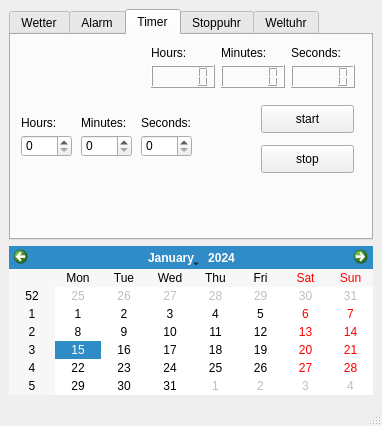
Old version of the form Software/mainwindow.ui in the repository yosuasentosa/weather-calender-app.
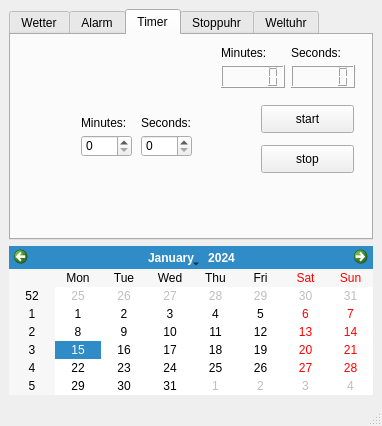
New version of the form.

Commit message: button weg

The edit to the form file:
```diff
--- a/Software/mainwindow.ui
+++ b/Software/mainwindow.ui
@@ -200,29 +200,6 @@
        <attribute name="title">
         <string>Timer</string>
        </attribute>
-       <widget class="QLabel" name="label_8">
-        <property name="geometry">
-         <rect>
-          <x>10</x>
-          <y>80</y>
-          <width>55</width>
-          <height>16</height>
-         </rect>
-        </property>
-        <property name="text">
-         <string>Hours:</string>
-        </property>
-       </widget>
-       <widget class="QSpinBox" name="spinBox_5">
-        <property name="geometry">
-         <rect>
-          <x>10</x>
-          <y>100</y>
-          <width>51</width>
-          <height>22</height>
-         </rect>
-        </property>
-       </widget>
        <widget class="QLabel" name="label_10">
         <property name="geometry">
          <rect>
@@ -272,16 +249,6 @@
          </rect>
         </property>
        </widget>
-       <widget class="QLCDNumber" name="lcdhours">
-        <property name="geometry">
-         <rect>
-          <x>140</x>
-          <y>30</y>
-          <width>64</width>
-          <height>23</height>
-         </rect>
-        </property>
-       </widget>
        <widget class="QLabel" name="label_11">
         <property name="geometry">
          <rect>
@@ -305,19 +272,6 @@
          </rect>
         </property>
        </widget>
-       <widget class="QLabel" name="label_30">
-        <property name="geometry">
-         <rect>
-          <x>140</x>
-          <y>10</y>
-          <width>55</width>
-          <height>16</height>
-         </rect>
-        </property>
-        <property name="text">
-         <string>Hours:</string>
-        </property>
-       </widget>
        <widget class="QLCDNumber" name="lcdmin">
         <property name="geometry">
          <rect>
```
Left out of the diff: 2 changed lines with no effect on the pictures. The commit also changes 3 other files.
